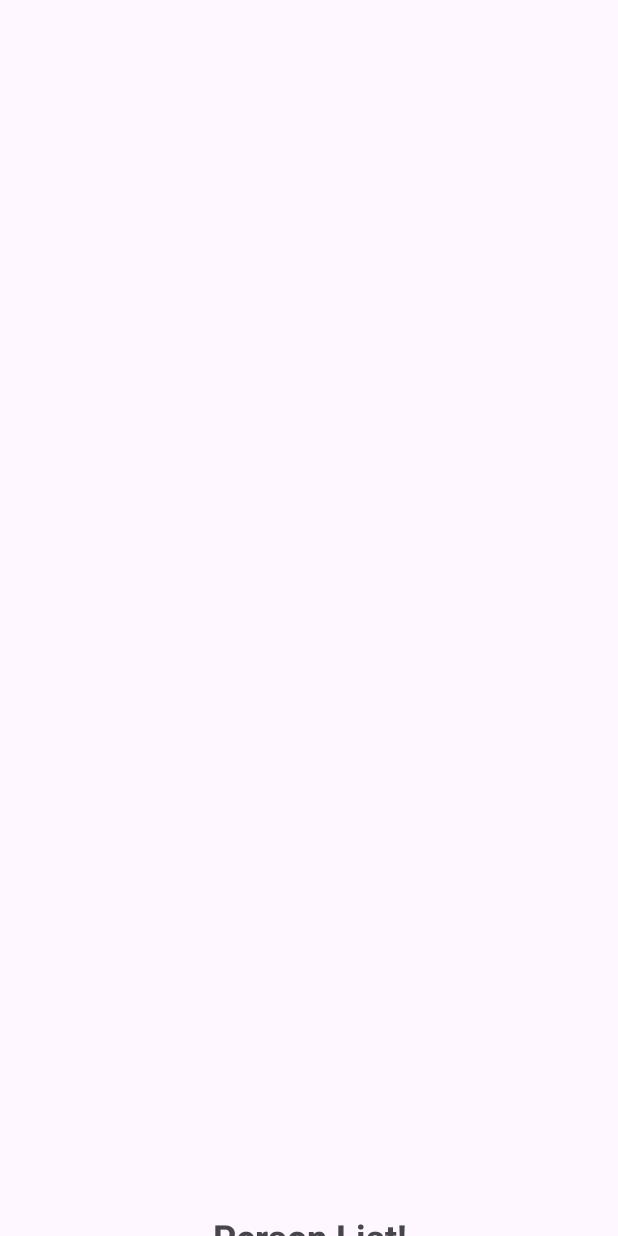
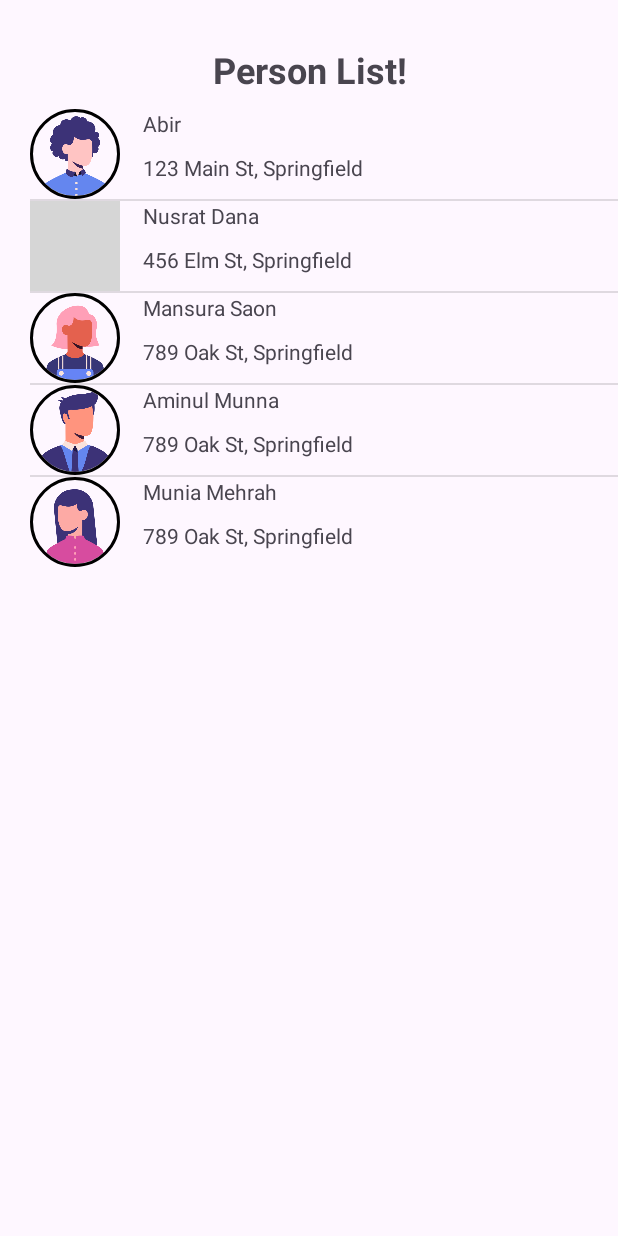
Before and after one commit to sashiqurzamman/assesment03_j1, an Android app: the screen it shows after launch (MainActivity), on a phone screen of 412 x 824 dp. Before the commit the screen is almost empty. Run offline under Robolectric (Android 15) with nearby library versions, the phone set to English and light mode, and no system bars; our stand-ins replace CircleImageView; grey boxes are pictures that could not be loaded.

Commit message:
almost ready

```diff
--- a/app/src/main/java/com/example/a3_j1_ashik/MainActivity.kt
+++ b/app/src/main/java/com/example/a3_j1_ashik/MainActivity.kt
@@ -3,21 +3,20 @@ package com.example.a3_j1_ashik
 import android.os.Bundle
 import androidx.activity.enableEdgeToEdge
 import androidx.appcompat.app.AppCompatActivity
-import androidx.core.view.ViewCompat
-import androidx.core.view.WindowInsetsCompat
 import com.example.a3_j1_ashik.databinding.ActivityMainBinding
 
 class MainActivity : AppCompatActivity() {
     private lateinit var binding: ActivityMainBinding
+
     override fun onCreate(savedInstanceState: Bundle?) {
         super.onCreate(savedInstanceState)
         enableEdgeToEdge()
-        setContentView(R.layout.activity_main)
+
 
         binding = ActivityMainBinding.inflate(layoutInflater)
         setContentView(binding.root)
 
-        val listView = binding.listView
+
         val personList = listOf(
             PersonDataClass(R.drawable.avatar, "Abir", "123 Main St, Springfield"),
             PersonDataClass(R.drawable.avatar2, "Nusrat Dana", "456 Elm St, Springfield"),
@@ -26,7 +25,8 @@ class MainActivity : AppCompatActivity() {
             PersonDataClass(R.drawable.woman, "Munia Mehrah", "789 Oak St, Springfield")
         )
 
-        val adapter =PersonAdapter(this, personList)
-        listView.adapter = adapter
+
+        val adapter = PersonAdapter(this, personList)
+        binding.listView.adapter = adapter
     }
 }
--- a/app/src/main/res/layout/activity_main.xml
+++ b/app/src/main/res/layout/activity_main.xml
@@ -16,17 +16,19 @@
         android:textAlignment="center"
         android:textSize="24sp"
         android:textStyle="bold"
-
-        app:layout_constraintBottom_toBottomOf="parent"
+        android:layout_marginTop="30dp"
+        app:layout_constraintTop_toTopOf="parent"
+        app:layout_constraintBottom_toTopOf="@+id/listView"
         app:layout_constraintEnd_toEndOf="parent"
-        app:layout_constraintStart_toStartOf="parent"
-        app:layout_constraintTop_toBottomOf="parent" />
+        app:layout_constraintStart_toStartOf="parent" />
 
     <ListView
         android:id="@+id/listView"
         android:layout_width="match_parent"
         android:layout_height="wrap_content"
         tools:listitem="@layout/item_person"
+        android:layout_marginStart="20dp"
+        android:layout_marginTop="10dp"
         app:layout_constraintTop_toBottomOf="@id/personListTV"
         app:layout_constraintStart_toStartOf="parent"
         app:layout_constraintEnd_toEndOf="parent"
```
Also changed, not shown: app/src/main/java/com/example/a3_j1_ashik/PersonAdapter.kt (+5 -3 lines).
